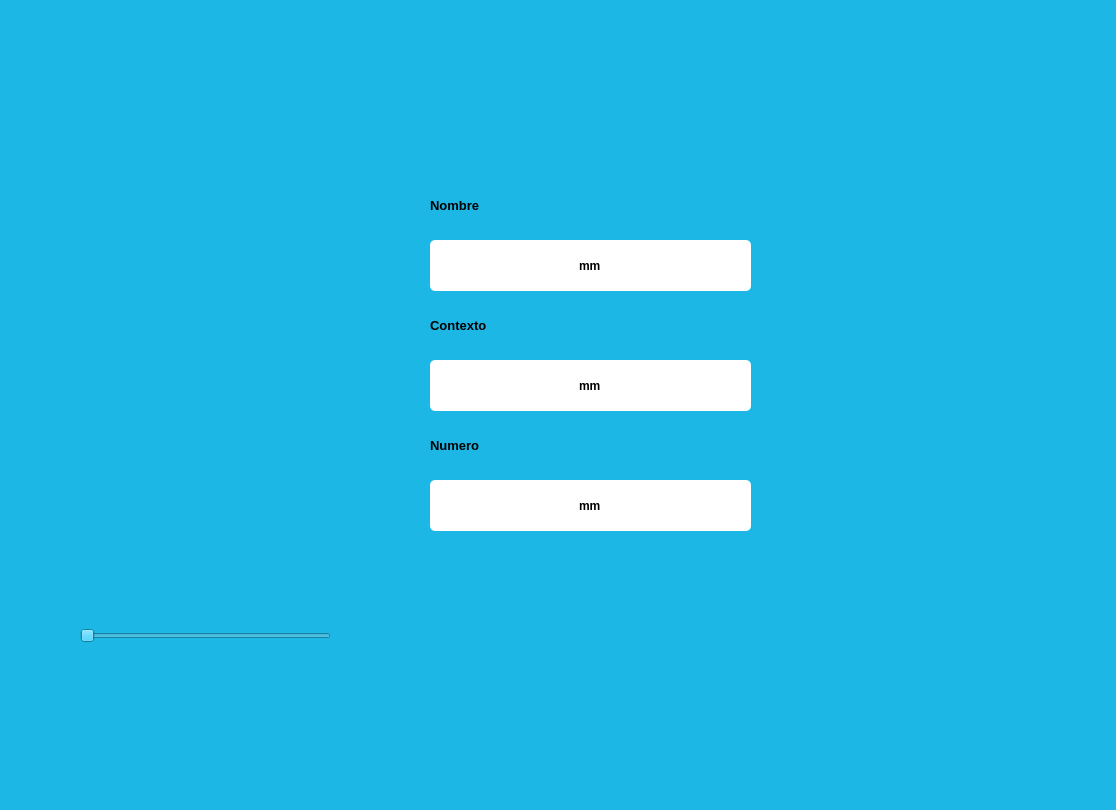
Above: PIP_2025_Eq1/Unidad 2/P08_Descripcion.ui from juliancruz98/PIP_2025_Eq1 before the change. Below: the same form after it.
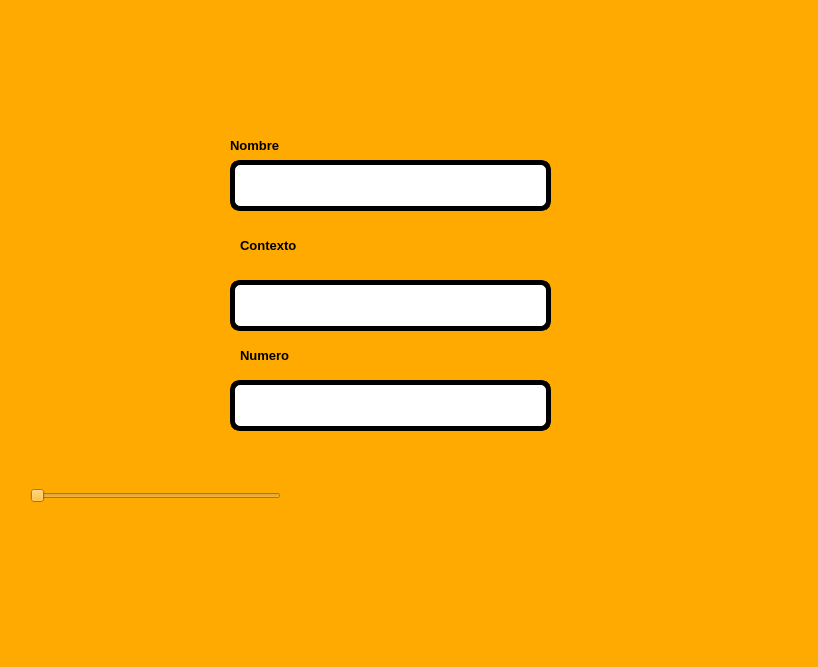
That is the form after the change. Icons and pictures are not drawn.

Diff of the .ui file:
```diff
--- a/PIP_2025_Eq1/Unidad 2/P08_Descripcion.ui
+++ b/PIP_2025_Eq1/Unidad 2/P08_Descripcion.ui
@@ -6,16 +6,15 @@
    <rect>
     <x>0</x>
     <y>0</y>
-    <width>1116</width>
-    <height>810</height>
+    <width>818</width>
+    <height>667</height>
    </rect>
   </property>
   <property name="windowTitle">
    <string>MainWindow</string>
   </property>
   <property name="styleSheet">
-   <string notr="true">
-background-color: rgb(29, 183, 230);</string>
+   <string notr="true">background-color: rgb(255, 170, 0);</string>
   </property>
   <widget class="QWidget" name="centralwidget">
    <widget class="QLabel" name="imagen">
@@ -23,8 +22,8 @@
      <rect>
       <x>10</x>
       <y>20</y>
-      <width>191</width>
-      <height>161</height>
+      <width>141</width>
+      <height>111</height>
      </rect>
     </property>
     <property name="styleSheet">
@@ -43,8 +42,8 @@
    <widget class="QLabel" name="label">
     <property name="geometry">
      <rect>
-      <x>430</x>
-      <y>190</y>
+      <x>230</x>
+      <y>130</y>
       <width>111</width>
       <height>31</height>
      </rect>
@@ -63,8 +62,8 @@
    <widget class="QLineEdit" name="txt_NombreIma">
     <property name="geometry">
      <rect>
-      <x>430</x>
-      <y>240</y>
+      <x>230</x>
+      <y>160</y>
       <width>321</width>
       <height>51</height>
      </rect>
@@ -76,12 +75,13 @@
      </font>
     </property>
     <property name="styleSheet">
-     <string notr="true">border-radius: 5px;
+     <string notr="true">border-radius: 10px;
 background-color: rgb(255, 255, 255);
+border:  5px solid black;
 </string>
     </property>
     <property name="text">
-     <string>mm</string>
+     <string/>
     </property>
     <property name="alignment">
      <set>Qt::AlignCenter</set>
@@ -90,8 +90,8 @@
    <widget class="QSlider" name="SelectorImagen">
     <property name="geometry">
      <rect>
-      <x>80</x>
-      <y>590</y>
+      <x>30</x>
+      <y>450</y>
       <width>251</width>
       <height>91</height>
      </rect>
@@ -103,10 +103,10 @@
    <widget class="QLabel" name="imgane_Desc">
     <property name="geometry">
      <rect>
-      <x>40</x>
-      <y>260</y>
-      <width>301</width>
-      <height>281</height>
+      <x>20</x>
+      <y>170</y>
+      <width>181</width>
+      <height>201</height>
      </rect>
     </property>
     <property name="styleSheet">
@@ -125,8 +125,8 @@
    <widget class="QLineEdit" name="txt_ContexIma">
     <property name="geometry">
      <rect>
-      <x>430</x>
-      <y>360</y>
+      <x>230</x>
+      <y>280</y>
       <width>321</width>
       <height>51</height>
      </rect>
@@ -138,12 +138,13 @@
      </font>
     </property>
     <property name="styleSheet">
-     <string notr="true">border-radius: 5px;
+     <string notr="true">border-radius: 10px;
 background-color: rgb(255, 255, 255);
+border:  5px solid black;
 </string>
     </property>
     <property name="text">
-     <string>mm</string>
+     <string/>
     </property>
     <property name="alignment">
      <set>Qt::AlignCenter</set>
@@ -152,8 +153,8 @@
    <widget class="QLabel" name="label_2">
     <property name="geometry">
      <rect>
-      <x>430</x>
-      <y>310</y>
+      <x>240</x>
+      <y>230</y>
       <width>111</width>
       <height>31</height>
      </rect>
@@ -172,8 +173,8 @@
    <widget class="QLineEdit" name="txt_N">
     <property name="geometry">
      <rect>
-      <x>430</x>
-      <y>480</y>
+      <x>230</x>
+      <y>380</y>
       <width>321</width>
       <height>51</height>
      </rect>
@@ -185,12 +186,13 @@
      </font>
     </property>
     <property name="styleSheet">
-     <string notr="true">border-radius: 5px;
+     <string notr="true">border-radius: 10px;
 background-color: rgb(255, 255, 255);
+border:  5px solid black;
 </string>
     </property>
     <property name="text">
-     <string>mm</string>
+     <string/>
     </property>
     <property name="alignment">
      <set>Qt::AlignCenter</set>
@@ -199,8 +201,8 @@
    <widget class="QLabel" name="label_3">
     <property name="geometry">
      <rect>
-      <x>430</x>
-      <y>430</y>
+      <x>240</x>
+      <y>340</y>
       <width>111</width>
       <height>31</height>
      </rect>
@@ -219,10 +221,10 @@
    <widget class="QLabel" name="imagen_2">
     <property name="geometry">
      <rect>
-      <x>830</x>
-      <y>30</y>
-      <width>191</width>
-      <height>161</height>
+      <x>570</x>
+      <y>20</y>
+      <width>211</width>
+      <height>101</height>
      </rect>
     </property>
     <property name="styleSheet">
@@ -241,8 +243,8 @@
    <widget class="QLabel" name="imagen_3">
     <property name="geometry">
      <rect>
-      <x>830</x>
-      <y>460</y>
+      <x>580</x>
+      <y>420</y>
       <width>191</width>
       <height>161</height>
      </rect>
```
Left out of the diff: 17 changed lines with no effect on the pictures.
